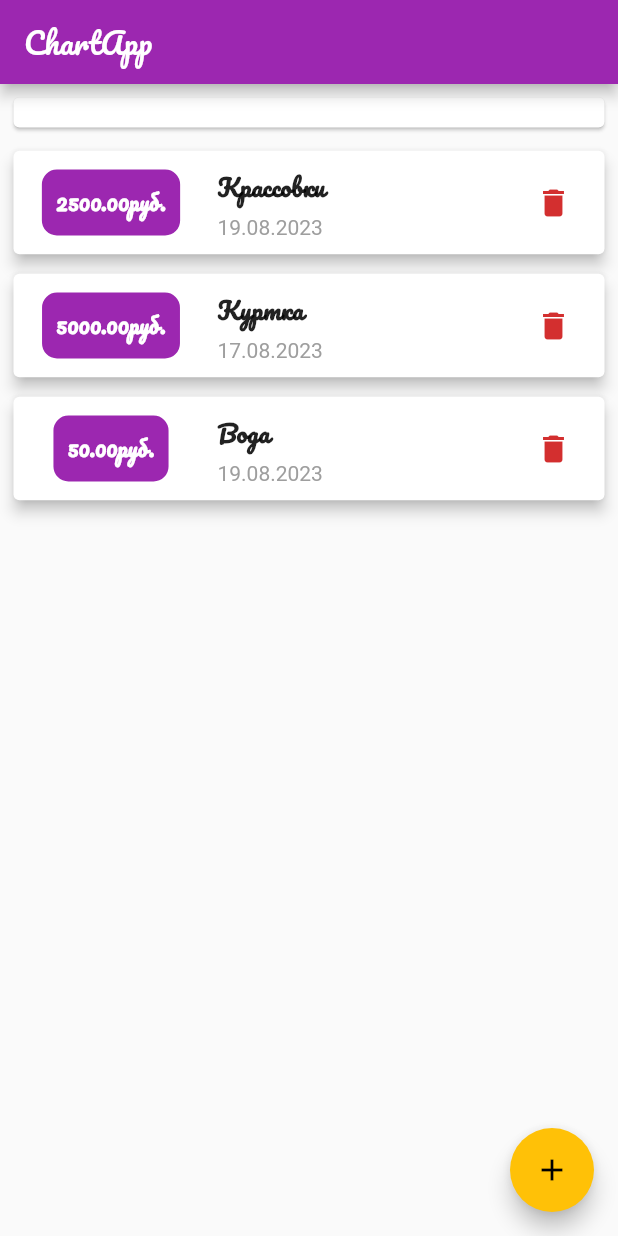
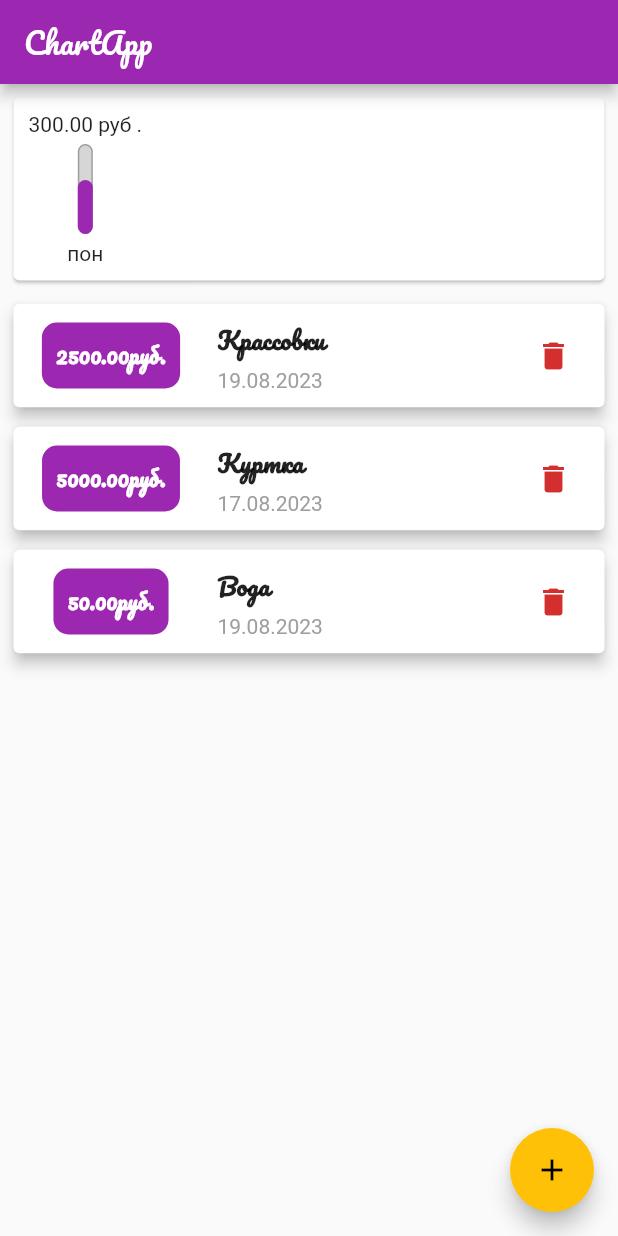
Before and after one commit to Zailabidin/chart_lesson, a Flutter app: the screen it shows after launch, on a phone screen of 412 x 824 dp. Run offline on Flutter 3.47's test engine with Material 2 defaults, Android fonts, the phone set to English and light mode, and no system bars.

Commit message:
chart_app

```diff
--- /dev/null
+++ b/lib/Widgets/chart_element.dart
@@ -0,0 +1,63 @@
+import 'package:flutter/material.dart';
+
+class ChartElement extends StatefulWidget {
+  String title;
+  double count;
+  double procentCount;
+  ChartElement({
+    super.key,
+    required this.title,
+    required this.count,
+    required this.procentCount,
+  });
+
+  @override
+  State<ChartElement> createState() => _ChartElementState();
+}
+
+class _ChartElementState extends State<ChartElement> {
+  @override
+  Widget build(BuildContext context) {
+    return Flexible(
+      child: Column(
+        children: [
+          FittedBox(
+            child: Text('${widget.count.toStringAsFixed(2)} руб .'),
+          ),
+          Padding(
+            padding: const EdgeInsets.all(5.0),
+            child: SizedBox(
+              width: 10,
+              height: 60,
+              child: Stack(
+                alignment: Alignment.bottomCenter,
+                children: [
+                  Container(
+                    decoration: BoxDecoration(
+                      color: Colors.grey[350],
+                      border: Border.all(
+                        color: Colors.grey,
+                        width: 1,
+                      ),
+                      borderRadius: BorderRadius.circular(10),
+                    ),
+                  ),
+                  FractionallySizedBox(
+                    heightFactor: widget.procentCount,
+                    child: Container(
+                      decoration: BoxDecoration(
+                        color: Theme.of(context).primaryColor,
+                        borderRadius: BorderRadius.circular(10),
+                      ),
+                    ),
+                  )
+                ],
+              ),
+            ),
+          ),
+          Text(widget.title)
+        ],
+      ),
+    );
+  }
+}
--- a/lib/Widgets/charts_list.dart
+++ b/lib/Widgets/charts_list.dart
@@ -1,7 +1,11 @@
+import 'package:chart_lesson/Widgets/chart_element.dart';
 import 'package:flutter/material.dart';
 
 class ChartsList extends StatelessWidget {
   const ChartsList({super.key});
+  // List<Map<String,dynamic>> get groupedTransactionsValues => List.generatel
+  // 7,
+  // {index}
 
   @override
   Widget build(BuildContext context) {
@@ -10,7 +14,15 @@ class ChartsList extends StatelessWidget {
       child: Card(
         child: Padding(
           padding: const EdgeInsets.all(10.0),
-          child: Row(),
+          child: Row(
+            children: [
+              ChartElement(
+                title: 'пон',
+                count: 300,
+                procentCount: 0.6,
+              ),
+            ],
+          ),
         ),
       ),
     );
```
